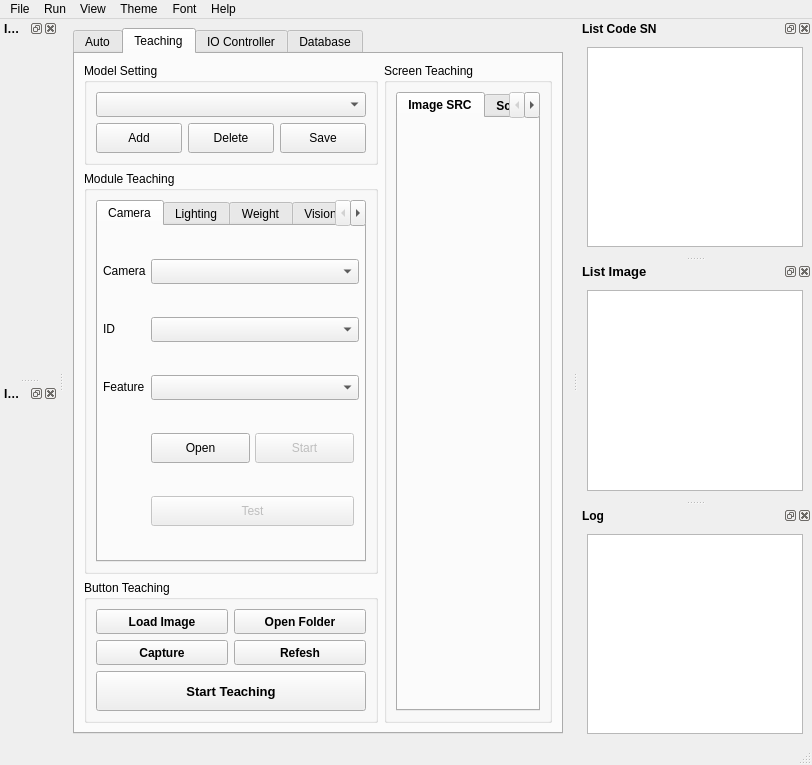
Old version of the form ui/MainWindow.ui in the repository vananh2606/ProjectProcessingImage.
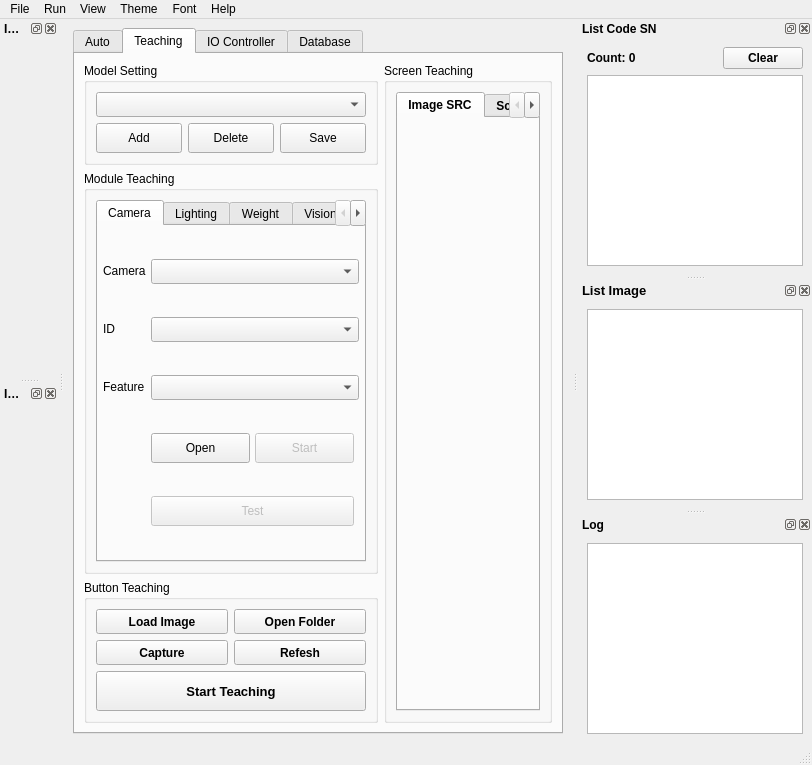
New version of the form. The open tabs and pages were chosen to show the change.

What changed in the file:
```diff
--- a/ui/MainWindow.ui
+++ b/ui/MainWindow.ui
@@ -2354,8 +2354,22 @@
     <number>2</number>
    </attribute>
    <widget class="QWidget" name="dockWidgetContentsListCodeSN">
-    <layout class="QVBoxLayout" name="verticalLayout">
-     <item>
+    <layout class="QGridLayout" name="gridLayout_12" columnstretch="2,1">
+     <item row="0" column="0">
+      <widget class="QLabel" name="label_count">
+       <property name="text">
+        <string>Count: 0</string>
+       </property>
+      </widget>
+     </item>
+     <item row="0" column="1">
+      <widget class="QPushButton" name="btn_clear_list">
+       <property name="text">
+        <string>Clear</string>
+       </property>
+      </widget>
+     </item>
+     <item row="1" column="0" colspan="2">
       <widget class="QListWidget" name="list_widget_code_sn"/>
      </item>
     </layout>
```
Left out of the diff: 4 changed lines with no effect on the pictures.
